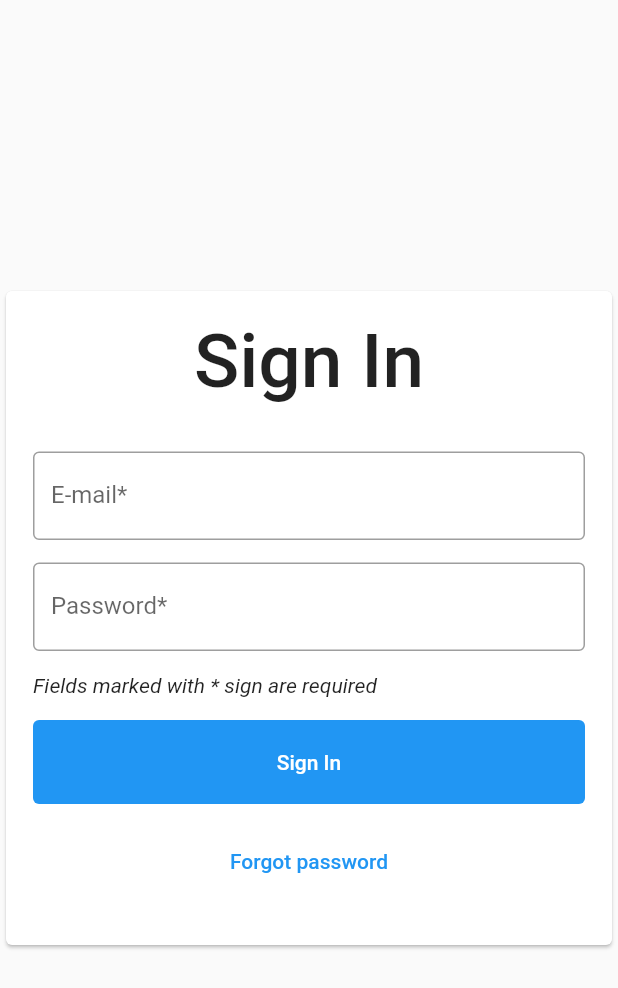
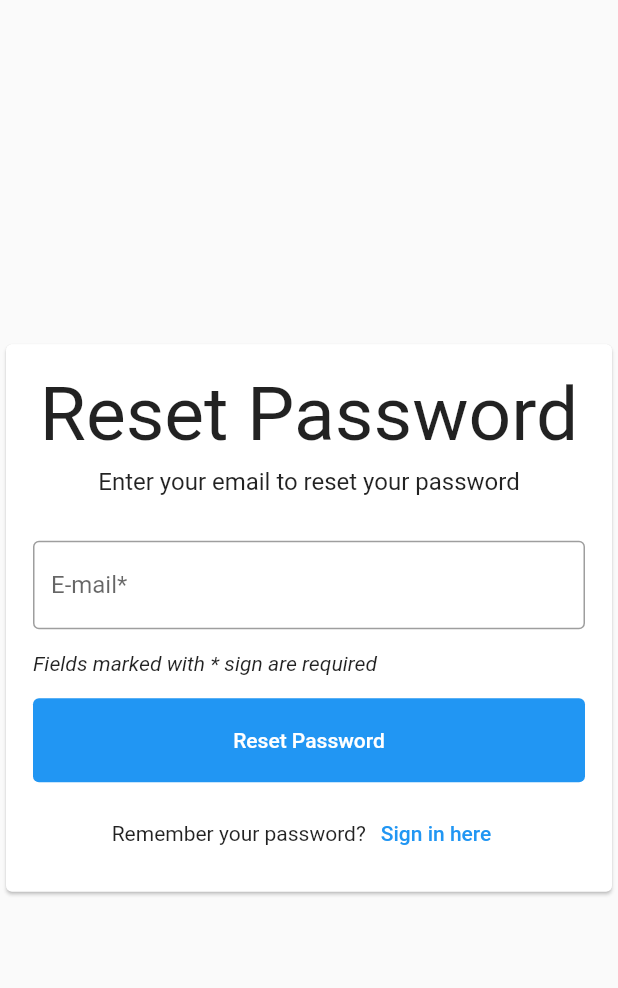
Before and after one commit to c3n7ly-commissions/nerema_client, a Flutter app: the PasswordResetScreen screen opened by its route, on a phone screen of 412 x 824 dp. Shown: the top 988 px of the screen. Run offline on Flutter 3.47's test engine with Material 2 defaults, Android fonts, the phone set to English and light mode, and no system bars.

Commit message:
Added password reset screen

```diff
--- a/lib/pages/auth/password_reset.dart
+++ b/lib/pages/auth/password_reset.dart
@@ -16,8 +16,8 @@ class _PasswordResetScreenState extends State<PasswordResetScreen> {
       body: Center(
         child: Card(
           child: Padding(
-            padding: EdgeInsets.all(18.0),
-            child: SignInForm(),
+            padding: EdgeInsets.fromLTRB(18.0, 18.0, 18.0, 5.0),
+            child: PasswordResetForm(),
           ),
         ),
       ),
@@ -25,12 +25,12 @@ class _PasswordResetScreenState extends State<PasswordResetScreen> {
   }
 }
 
-class SignInForm extends StatefulWidget {
+class PasswordResetForm extends StatefulWidget {
   @override
-  _SignInFormState createState() => _SignInFormState();
+  _PasswordResetFormState createState() => _PasswordResetFormState();
 }
 
-class _SignInFormState extends State<SignInForm> {
+class _PasswordResetFormState extends State<PasswordResetForm> {
   final _formKey = GlobalKey<FormState>();
 
   final _emailController = TextEditingController();
@@ -110,13 +110,25 @@ class _SignInFormState extends State<SignInForm> {
           crossAxisAlignment: CrossAxisAlignment.start,
           children: <Widget>[
             Padding(
+              padding: EdgeInsets.only(bottom: 5.0),
+              child: Center(
+                child: Text(
+                  'Reset Password',
+                  style: TextStyle(
+                    fontWeight: FontWeight.w400,
+                    fontSize: 50,
+                  ),
+                ),
+              ),
+            ),
+            Padding(
               padding: EdgeInsets.only(bottom: 15.0),
               child: Center(
                 child: Text(
-                  'Sign In',
+                  'Enter your email to reset your password',
                   style: TextStyle(
-                    fontWeight: FontWeight.w500,
-                    fontSize: 50,
+                    fontWeight: FontWeight.w400,
+                    fontSize: 16,
                   ),
                 ),
               ),
@@ -140,25 +152,6 @@ class _SignInFormState extends State<SignInForm> {
             ),
             Padding(
               padding: EdgeInsets.only(top: 15.0),
-              child: TextFormField(
-                controller: _passwordController,
-                decoration: InputDecoration(
-                  border: OutlineInputBorder(),
-                  hintText: 'Password',
-                  labelText: 'Password*',
-                ),
-                obscureText: true,
-                autocorrect: false,
-                validator: (value) {
-                  if (value == null || value.isEmpty) {
-                    return "Please enter your password";
-                  }
-                  return null;
-                },
-              ),
-            ),
-            Padding(
-              padding: EdgeInsets.only(top: 15.0),
               child: Text(
                 'Fields marked with * sign are required',
                 style: TextStyle(
@@ -171,7 +164,7 @@ class _SignInFormState extends State<SignInForm> {
               child: Container(
                 width: double.infinity,
                 child: TextButton(
-                  child: Text('Sign In'),
+                  child: Text('Reset Password'),
                   style: TextButton.styleFrom(
                     primary: Colors.white,
                     backgroundColor: Colors.blue,
@@ -184,14 +177,27 @@ class _SignInFormState extends State<SignInForm> {
             Padding(
               padding: EdgeInsets.only(top: 10.0, bottom: 10.0),
               child: Center(
-                child: TextButton(
-                  child: Text('Forgot password'),
-                  style: TextButton.styleFrom(
-                    padding: EdgeInsets.all(20.0),
-                  ),
-                  onPressed: () {
-                    Navigator.pushNamed(context, '/forgot-password');
-                  },
+                child: Row(
+                  mainAxisAlignment: MainAxisAlignment.center,
+                  children: <Widget>[
+                    Text(
+                      'Remember your password?',
+                      style: TextStyle(
+                        fontWeight: FontWeight.w400,
+                        // fontSize: 16,
+                      ),
+                    ),
+                    TextButton(
+                      child: Text('Sign in here'),
+                      style: TextButton.styleFrom(
+                        padding:
+                            EdgeInsets.symmetric(horizontal: 10, vertical: 15),
+                      ),
+                      onPressed: () {
+                        Navigator.pushNamed(context, '/sign-in');
+                      },
+                    ),
+                  ],
                 ),
               ),
             ),
--- a/lib/pages/auth/sign_in.dart
+++ b/lib/pages/auth/sign_in.dart
@@ -117,7 +117,7 @@ class _SignInFormState extends State<SignInForm> {
                 child: Text(
                   'Sign In',
                   style: TextStyle(
-                    fontWeight: FontWeight.w500,
+                    fontWeight: FontWeight.w400,
                     fontSize: 50,
                   ),
                 ),
```
